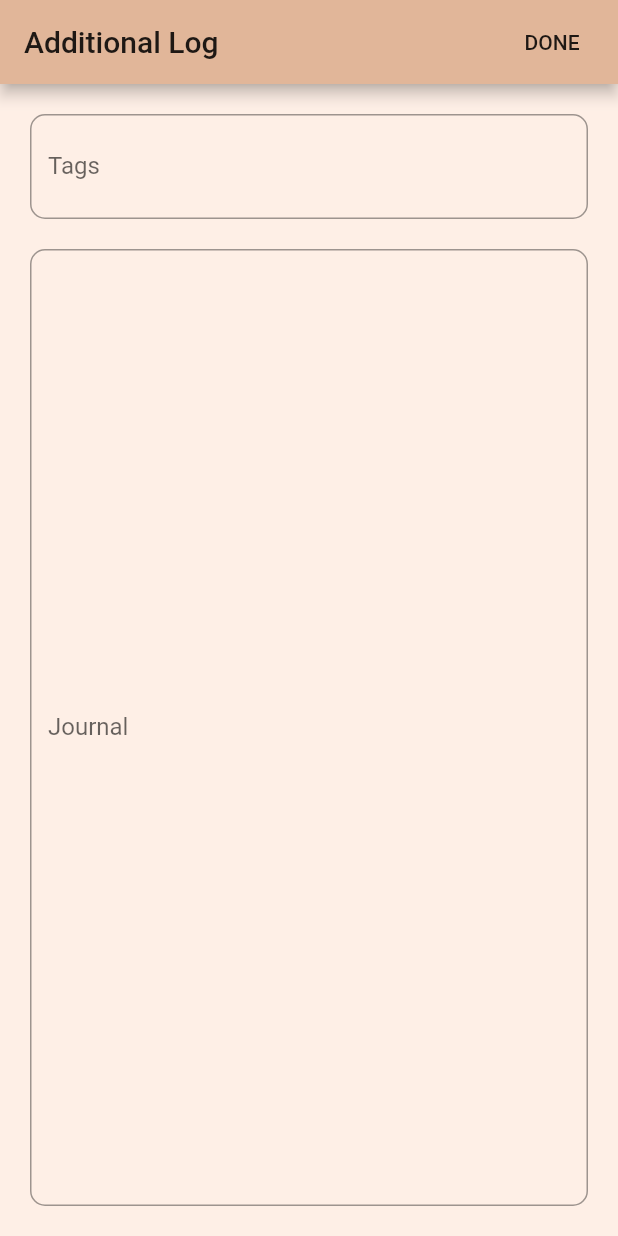
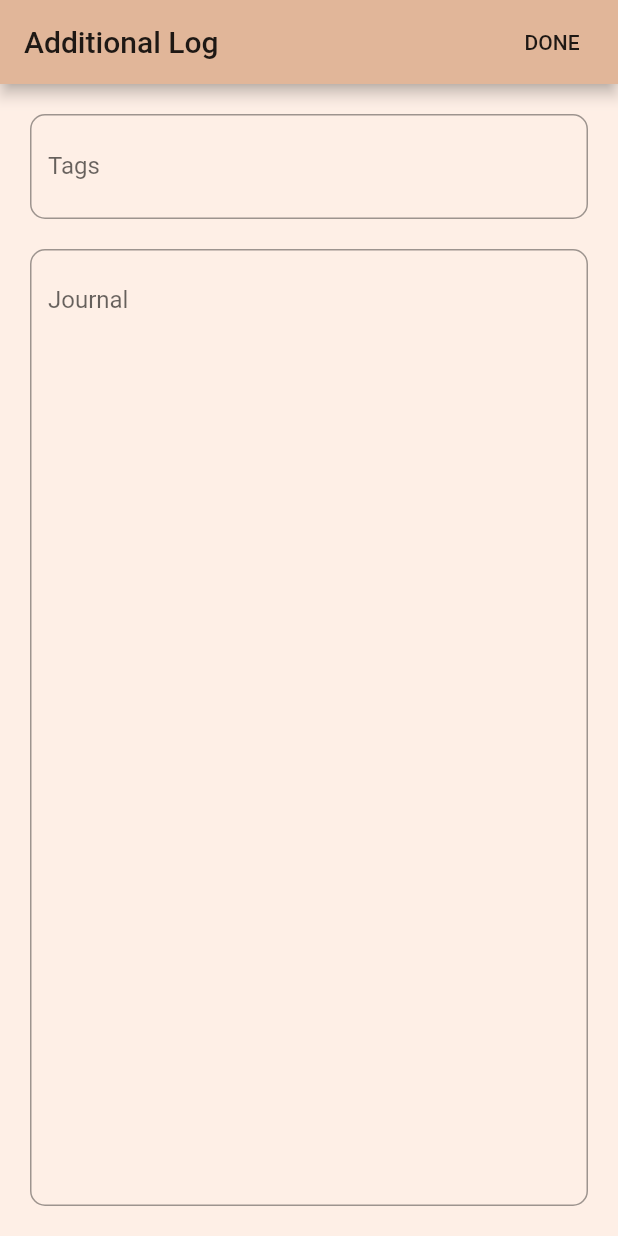
Before and after one commit to Global-Innovation-Exchange/DOS, a Flutter app: the AdditionalLog screen opened directly with empty values, on a phone screen of 412 x 824 dp. Run offline on Flutter 3.47's test engine with Material 2 defaults, Android fonts, the phone set to English and light mode, and no system bars; drawn by our look-alikes of flutter_chips_input; our stand-ins replace sqflite; accounts and stored records are empty.

Commit message:
Align the journal label to the top

```diff
--- a/lib/additional_log.dart
+++ b/lib/additional_log.dart
@@ -87,6 +87,7 @@ class _AdditionalLogState extends State<AdditionalLog> {
                 textAlignVertical: TextAlignVertical.top,
                 controller: _journalController,
                 decoration: InputDecoration(
+                  alignLabelWithHint: true,
                   labelText: 'Journal',
                   border: inputBorder,
                 ),
```
